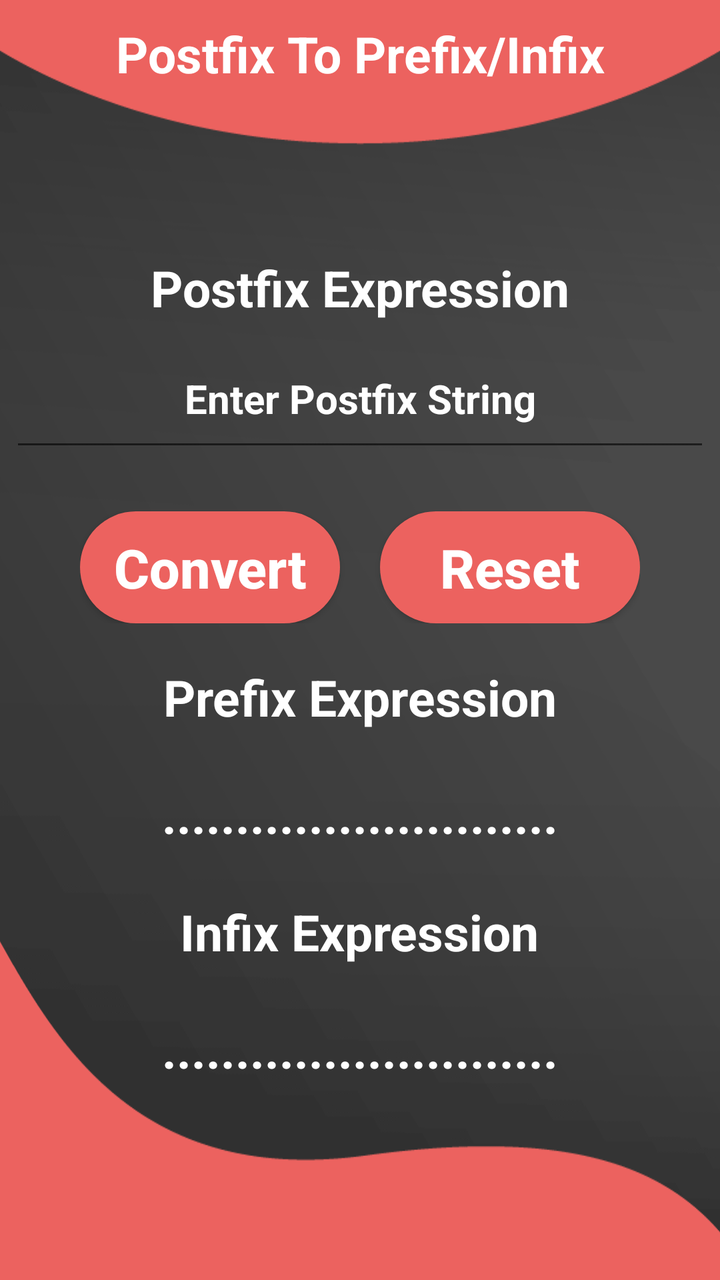
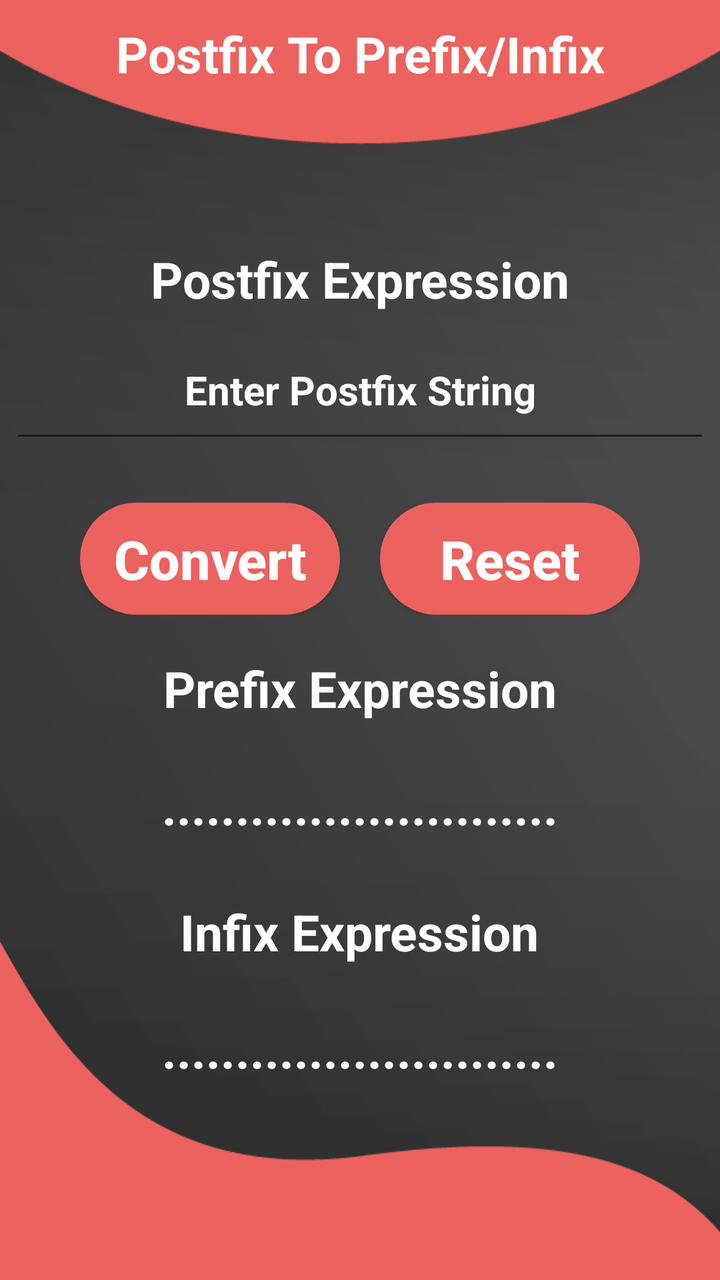

Screens rendered from an Android XML layout before and after an edit, with the pre-edit source and the edit as a unified diff.
<!-- AndroidManifest.xml: application theme AppTheme -->
<!-- res/layout/activity_postfix_to_other.xml -->
<?xml version="1.0" encoding="utf-8"?>
<LinearLayout xmlns:android="http://schemas.android.com/apk/res/android"
    xmlns:tools="http://schemas.android.com/tools"
    android:layout_width="match_parent"
    android:layout_height="match_parent"
    android:orientation="vertical"
    android:background="@drawable/background_2"
    android:padding="5dp"
    android:gravity="center_horizontal"
    tools:context=".postfixToOther">
    <TextView
        android:layout_width="match_parent"
        android:layout_height="wrap_content"
        android:text="@string/postfix_to_other_button"
        android:gravity="center_horizontal"
        android:textColor="#ffffff"
        android:padding="5dp"
        android:textStyle="bold"
        android:textSize="25sp"/>
    <LinearLayout
        android:layout_width="match_parent"
        android:gravity="center"
        android:layout_height="match_parent">
        <ScrollView
            android:layout_width="match_parent"
            android:layout_height="wrap_content"
            tools:ignore="UselessParent">
            <LinearLayout
                android:layout_width="match_parent"
                android:layout_height="wrap_content"
                android:orientation="vertical"
                android:gravity="center">
                <TextView
                    android:layout_width="wrap_content"
                    android:layout_height="wrap_content"
                    android:text="@string/postfix"
                    android:textStyle="bold"
                    android:textSize="25sp"
                    android:textColor="#ffffff"
                    android:padding="5dp"
                    android:layout_marginBottom="15dp"/>
                <EditText
                    android:id="@+id/postfix_input"
                    android:layout_width="match_parent"
                    android:layout_height="50dp"
                    android:textColorHint="#ffffff"
                    android:textColor="#ffffff"
                    android:hint="@string/postfix_input"
                    android:gravity="center_horizontal"
                    android:textCursorDrawable="@null"
                    android:inputType="text"
                    android:padding="5dp"
                    android:layout_marginBottom="15dp"
                    android:digits="0123456789QWERTYUIOPLKJHGFDSAZXCVBNMqwertyuioplkjhgfdsazxcvbnm()+-*/^$%"
                    android:textSize="20sp"
                    android:textStyle="bold"
                    android:autofillHints="no" />
                <LinearLayout
                    android:layout_width="wrap_content"
                    android:layout_height="wrap_content"
                    android:layout_marginTop="10dp"
                    android:layout_marginBottom="15dp"
                    android:orientation="horizontal">
                    <Button
                        android:id="@+id/button_convert"
                        android:layout_width="130dp"
                        android:layout_height="wrap_content"
                        android:text="@string/convert_button"
                        android:textAllCaps="false"
                        android:background="@drawable/button_1"
                        android:textColor="#ffffff"
                        android:textSize="27sp"
                        android:padding="10dp"
                        android:textStyle="bold"
                        android:layout_marginEnd="20dp"
                        tools:ignore="ButtonStyle" />
                    <Button
                        android:id="@+id/button_reset"
                        android:layout_width="130dp"
                        android:layout_height="wrap_content"
                        android:text="@string/reset_button"
                        android:background="@drawable/button_1"
                        android:padding="10dp"
                        android:textAllCaps="false"
                        android:textColor="#ffffff"
                        android:textSize="27sp"
                        android:textStyle="bold"
                        tools:ignore="ButtonStyle" />
                </LinearLayout>
                <TextView
                    android:layout_width="wrap_content"
                    android:layout_height="wrap_content"
                    android:text="@string/prefix"
                    android:textSize="25sp"
                    android:textStyle="bold"
                    android:textColor="#ffffff"
                    android:padding="5dp"
                    android:layout_marginBottom="15dp"/>

                <TextView
                    android:id="@+id/prefix_output"
                    android:layout_width="wrap_content"
                    android:layout_height="wrap_content"
                    android:layout_marginBottom="15dp"
                    android:padding="5dp"
                    android:text="@string/dot_line"
                    android:textColor="#ffffff"
                    android:textIsSelectable="true"
                    android:textSize="25sp"
                    android:textStyle="bold"
                    tools:ignore="DuplicateSpeakableTextCheck" />
                <Button
                    android:layout_width="wrap_content"
                    android:layout_height="wrap_content"
                    android:text="@string/step_by_step_solution"
                    android:textStyle="bold"
                    android:textSize="17sp"
                    android:visibility="gone"
                    android:background="@drawable/button_2"
                    tools:ignore="ButtonStyle"
                    android:textAllCaps="false"
                    android:layout_marginBottom="15dp"
                    android:padding="5dp"
                    android:id="@+id/prefix_sbss"/>
                <TextView
                    android:layout_width="wrap_content"
                    android:layout_height="wrap_content"
                    android:text="@string/infix"
                    android:textColor="#ffffff"
                    android:textSize="25sp"
                    android:textStyle="bold"
                    android:padding="5dp"
                    android:layout_marginBottom="15dp"/>
                <TextView
                    android:id="@+id/infix_output"
                    android:layout_width="wrap_content"
                    android:layout_height="wrap_content"
                    android:text="@string/dot_line"
                    android:textColor="#ffffff"
                    android:textSize="25sp"
                    android:textStyle="bold"
                    android:textIsSelectable="true"
                    android:padding="5dp"
                    android:layout_marginBottom="15dp"
                    />
                <Button
                    android:layout_width="wrap_content"
                    android:layout_height="wrap_content"
                    android:text="@string/step_by_step_solution"
                    android:textStyle="bold"
                    android:textSize="17sp"
                    android:visibility="gone"
                    android:background="@drawable/button_2"
                    tools:ignore="ButtonStyle"
                    android:textAllCaps="false"
                    android:padding="5dp"
                    android:id="@+id/infix_sbss"/>
            </LinearLayout>
        </ScrollView>
    </LinearLayout>
</LinearLayout>
<!-- resources referenced by this layout -->
<resources>
  <!-- drawable background_2: png bitmap (drawable-v24, 13608 bytes) -->
  <!-- drawable button_1 (drawable) -->
  <?xml version="1.0" encoding="utf-8"?>
  <shape xmlns:android="http://schemas.android.com/apk/res/android" android:shape="rectangle">
      <solid android:color="#ec625f"/>
      <corners android:radius="40dp">
  
      </corners>
  
  </shape>
  <!-- drawable button_2 (drawable) -->
  <?xml version="1.0" encoding="utf-8"?>
  <shape xmlns:android="http://schemas.android.com/apk/res/android" android:shape="rectangle">
      <solid android:color="#ec625f"/>
  
  </shape>
  <string name="convert_button">Convert</string>
  <string name="dot_line">...........................</string>
  <string name="infix">Infix Expression</string>
  <string name="postfix">Postfix Expression</string>
  <string name="postfix_input">Enter Postfix String</string>
  <string name="postfix_to_other_button">Postfix To Prefix/Infix</string>
  <string name="prefix">Prefix Expression</string>
  <string name="reset_button">Reset</string>
  <string name="step_by_step_solution">Step By Step Solution</string>
  <style name="AppTheme" parent="Theme.AppCompat.Light.NoActionBar">
          <item name="colorPrimary">@color/colorPrimary</item>
          <item name="colorPrimaryDark">#EC625F</item>
          <item name="colorAccent">@color/colorAccent</item>
      </style>
  <color name="colorPrimary">#6200EE</color>
  <color name="colorAccent">#03DAC5</color>
</resources>

<!-- the commit's change to res/layout/activity_postfix_to_other.xml (unified diff, before → after) -->
@@ -54,26 +54,28 @@
                     android:digits="0123456789QWERTYUIOPLKJHGFDSAZXCVBNMqwertyuioplkjhgfdsazxcvbnm()+-*/^$%"
                     android:textSize="20sp"
                     android:textStyle="bold"
-                    android:autofillHints="no" />
+                    android:autofillHints="no"
+                    tools:ignore="VisualLintTextFieldSize" />
                 <LinearLayout
                     android:layout_width="wrap_content"
                     android:layout_height="wrap_content"
                     android:layout_marginTop="10dp"
                     android:layout_marginBottom="15dp"
                     android:orientation="horizontal">
+
                     <Button
                         android:id="@+id/button_convert"
                         android:layout_width="130dp"
                         android:layout_height="wrap_content"
+                        android:layout_marginEnd="20dp"
+                        android:background="@drawable/button_1"
+                        android:padding="10dp"
                         android:text="@string/convert_button"
                         android:textAllCaps="false"
-                        android:background="@drawable/button_1"
                         android:textColor="#ffffff"
                         android:textSize="27sp"
-                        android:padding="10dp"
                         android:textStyle="bold"
-                        android:layout_marginEnd="20dp"
-                        tools:ignore="ButtonStyle" />
+                        tools:ignore="ButtonStyle,TextSizeCheck" />
                     <Button
                         android:id="@+id/button_reset"
                         android:layout_width="130dp"
@@ -102,6 +104,7 @@
                     android:layout_width="wrap_content"
                     android:layout_height="wrap_content"
                     android:layout_marginBottom="15dp"
+                    android:minHeight="48dp"
                     android:padding="5dp"
                     android:text="@string/dot_line"
                     android:textColor="#ffffff"
@@ -131,18 +134,19 @@
                     android:textStyle="bold"
                     android:padding="5dp"
                     android:layout_marginBottom="15dp"/>
+
                 <TextView
                     android:id="@+id/infix_output"
                     android:layout_width="wrap_content"
                     android:layout_height="wrap_content"
+                    android:layout_marginBottom="15dp"
+                    android:minHeight="48dp"
+                    android:padding="5dp"
                     android:text="@string/dot_line"
                     android:textColor="#ffffff"
+                    android:textIsSelectable="true"
                     android:textSize="25sp"
-                    android:textStyle="bold"
-                    android:textIsSelectable="true"
-                    android:padding="5dp"
-                    android:layout_marginBottom="15dp"
-                    />
+                    android:textStyle="bold" />
                 <Button
                     android:layout_width="wrap_content"
                     android:layout_height="wrap_content"
